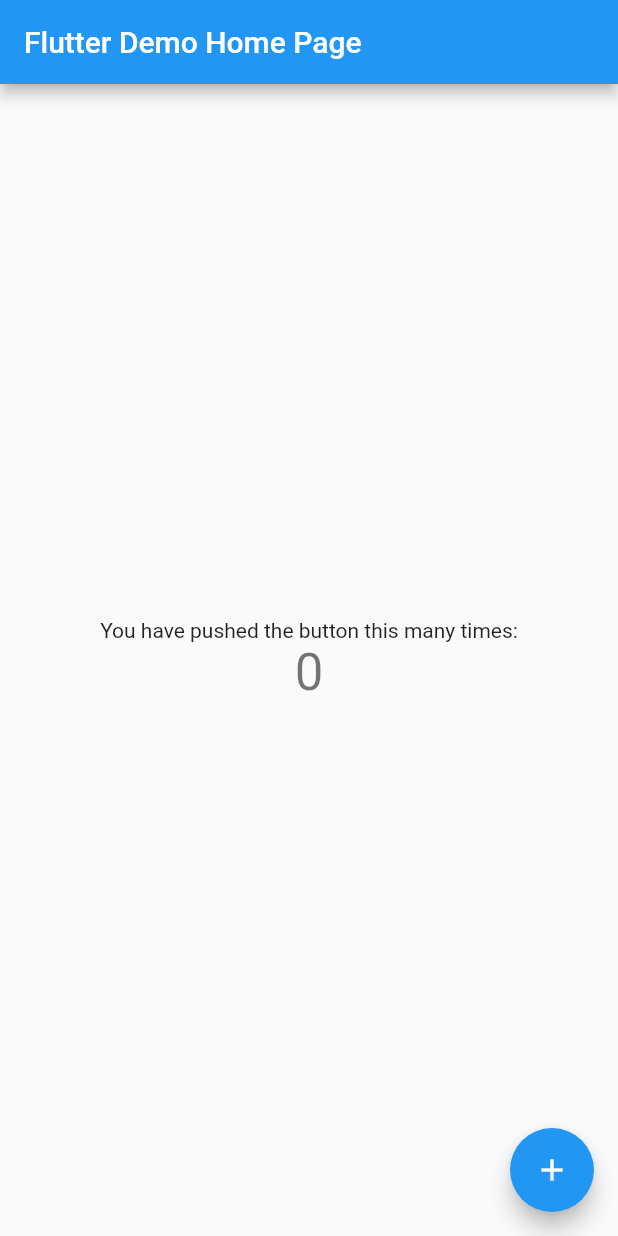
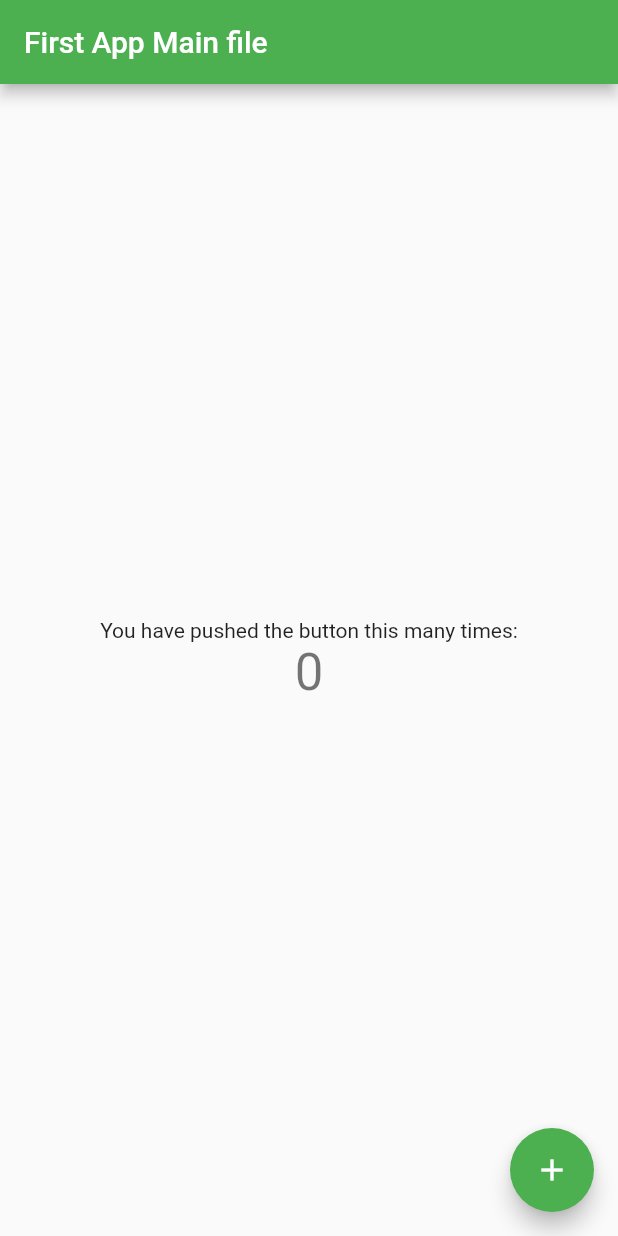
Before and after one commit to alimeysam/learning_flutter, a Flutter app: the screen it shows after launch, on a phone screen of 412 x 824 dp. Run offline on Flutter 3.47's test engine with Material 2 defaults, Android fonts, the phone set to English and light mode, and no system bars.

Commit message:
changed the bar wigdet colour to green

```diff
--- a/lib/main.dart
+++ b/lib/main.dart
@@ -20,9 +20,9 @@ class MyApp extends StatelessWidget {
         // or simply save your changes to "hot reload" in a Flutter IDE).
         // Notice that the counter didn't reset back to zero; the application
         // is not restarted.
-        primarySwatch: Colors.blue,
+        primarySwatch: Colors.green,
       ),
-      home: MyHomePage(title: 'Flutter Demo Home Page'),
+      home: MyHomePage(title: 'First App Main file'),
     );
   }
 }
```
